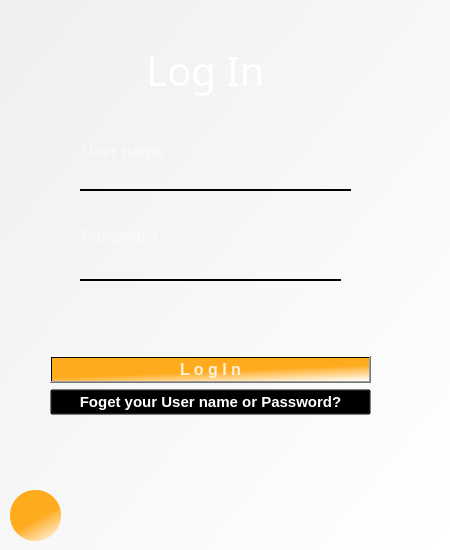
Above: SkullKing/signin.ui from faezehghiasi/SkullKing_Game before the change. Below: the same form after it.
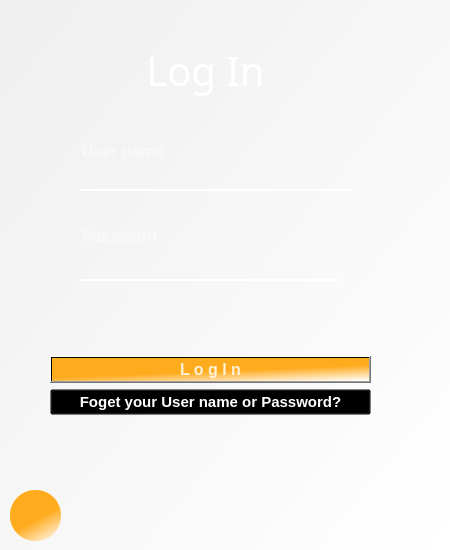
That is the form after the change. Icons and pictures are not drawn.

Diff of the .ui file:
```diff
--- a/SkullKing/signin.ui
+++ b/SkullKing/signin.ui
@@ -169,7 +169,7 @@
      <property name="styleSheet">
       <string notr="true">background-color:rgba(0,0,0,0);
 border:none;
-border-bottom:2px solid rgb(0, 0, 0);
+border-bottom:2px solid rgb(255, 255, 255);
 color:rgba(255,255,255,230);
 padding-bottom:7px;</string>
      </property>
@@ -198,7 +198,7 @@
      <property name="styleSheet">
       <string notr="true">background-color:rgba(0,0,0,0);
 border:none;
-border-bottom:2px solid rgb(0, 0, 0);
+border-bottom:2px solid rgb(255, 255, 255);
 color:rgba(255,255,255,230);
 padding-bottom:7px;</string>
      </property>
```
